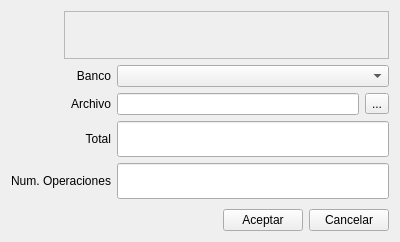
Before: the Qt Designer form bulmages/bulmafact/plugins/pluginbf_carterapagos/q34base.ui in eboladev/Bulmages-1, drawn with Qt 5.
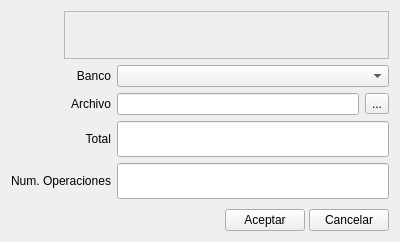
After: the same form once the commit is applied. Icons and pictures are not drawn. Custom widgets are drawn as their Qt base class.

```diff
--- a/bulmages/bulmafact/plugins/pluginbf_carterapagos/q34base.ui
+++ b/bulmages/bulmafact/plugins/pluginbf_carterapagos/q34base.ui
@@ -187,7 +187,7 @@
    <item row="6" column="0" colspan="5">
     <layout class="QHBoxLayout">
      <property name="spacing">
-      <number>6</number>
+      <number>4</number>
      </property>
      <property name="margin">
       <number>0</number>
```
